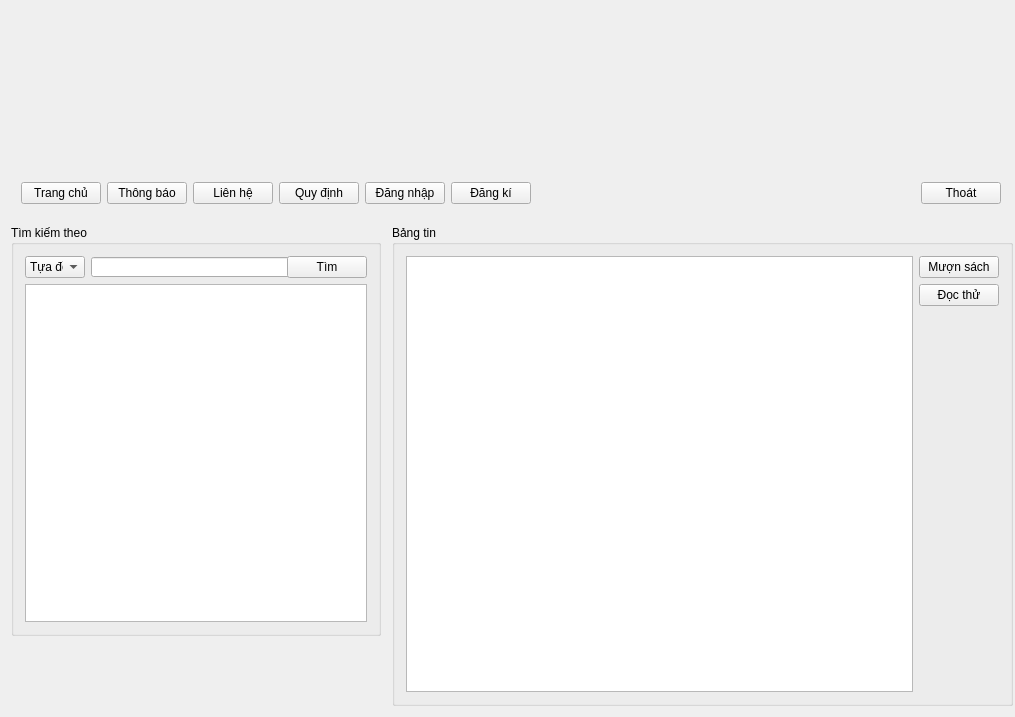
The window that Qt GUI/LIBPRO/mainwindow.ui (quocanh1897/LibraryPro---Qt-app) describes before a commit, drawn with Qt 5.
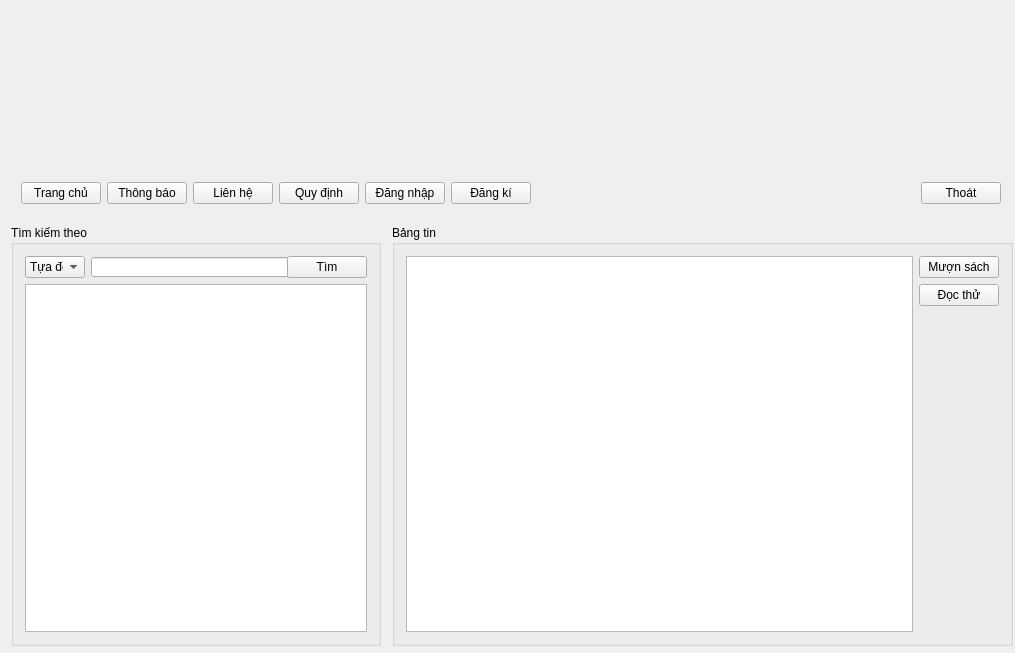
The same window after the commit. Icons and pictures are not drawn.

Patch:
```diff
--- a/Qt GUI/LIBPRO/mainwindow.ui
+++ b/Qt GUI/LIBPRO/mainwindow.ui
@@ -7,7 +7,7 @@
     <x>0</x>
     <y>0</y>
     <width>1015</width>
-    <height>717</height>
+    <height>653</height>
    </rect>
   </property>
   <property name="windowTitle">
@@ -30,7 +30,7 @@
       <x>11</x>
       <y>225</y>
       <width>370</width>
-      <height>411</height>
+      <height>421</height>
      </rect>
     </property>
     <property name="title">
@@ -95,7 +95,7 @@
       <x>392</x>
       <y>225</y>
       <width>621</width>
-      <height>481</height>
+      <height>421</height>
      </rect>
     </property>
     <property name="title">
@@ -150,7 +150,7 @@
      </item>
     </layout>
    </widget>
-   <widget class="QWidget" name="">
+   <widget class="QWidget" name="layoutWidget">
     <property name="geometry">
      <rect>
       <x>10</x>
```
Left out of the diff: 1 changed line with no effect on the pictures.
